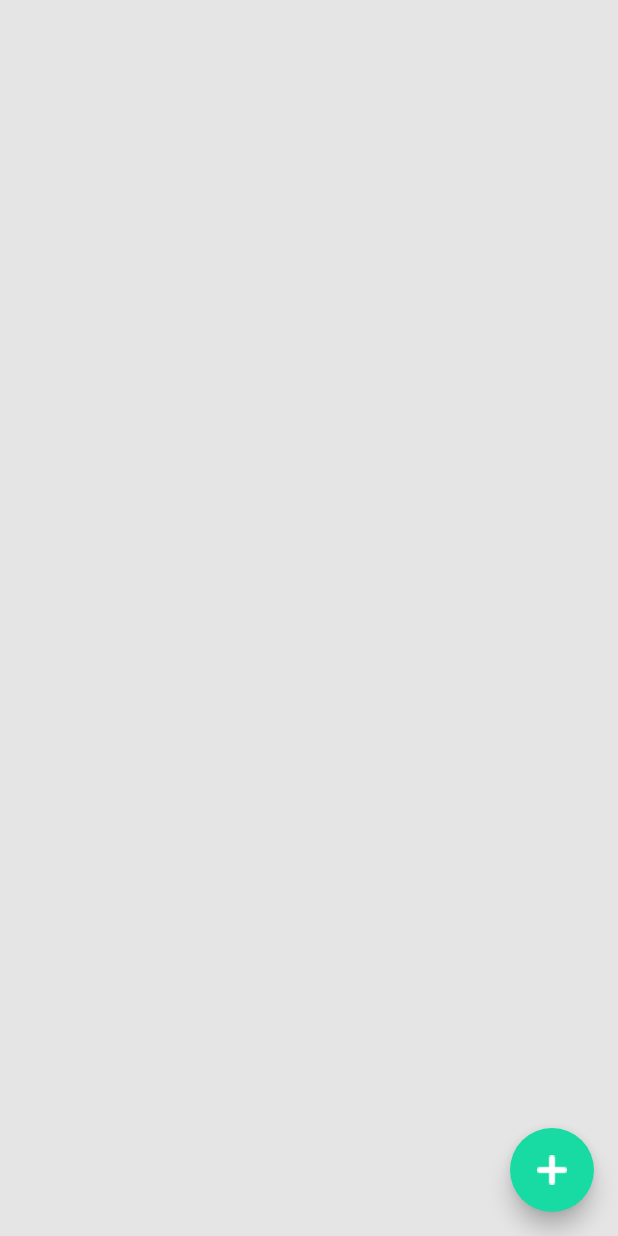
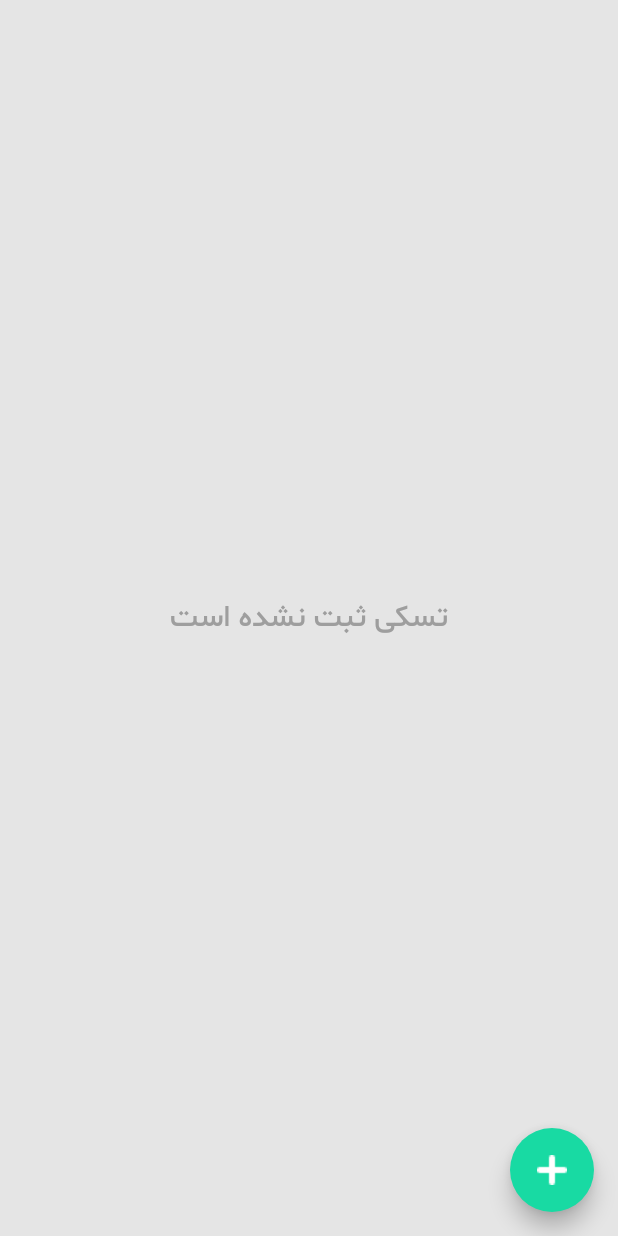
Before and after one commit to hosseinebrahimii/flutter_project_task_reminder, a Flutter app: the screen it shows after launch, on a phone screen of 412 x 824 dp. Run offline on Flutter 3.47's test engine with Material 2 defaults, Android fonts, the phone set to English and light mode, and no system bars; our stand-ins replace hive, hive_flutter; missing offline and left inert: msh_checkbox, time_pickerr; accounts and stored records are empty.

Commit message:
added a sign for 'no task' situation on tasks page

```diff
--- a/lib/pages/1.tasks_page.dart
+++ b/lib/pages/1.tasks_page.dart
@@ -25,6 +25,18 @@ class _TasksPageState extends State<TasksPage> {
         child: ValueListenableBuilder(
           valueListenable: taskBox.listenable(),
           builder: (BuildContext context, dynamic value, Widget? child) {
+            if (taskBox.isEmpty) {
+              return const Center(
+                child: Text(
+                  'تسکی ثبت نشده است',
+                  style: TextStyle(
+                    fontSize: 20,
+                    fontFamily: 'SM',
+                    color: Colors.grey,
+                  ),
+                ),
+              );
+            } else {
               return NotificationListener<UserScrollNotification>(
                 onNotification: (notification) {
                   setState(
@@ -46,6 +58,7 @@ class _TasksPageState extends State<TasksPage> {
                   itemCount: taskBox.values.length,
                 ),
               );
+            }
           },
         ),
       ),
```
Lines whose indentation alone changed are shown as unchanged.
